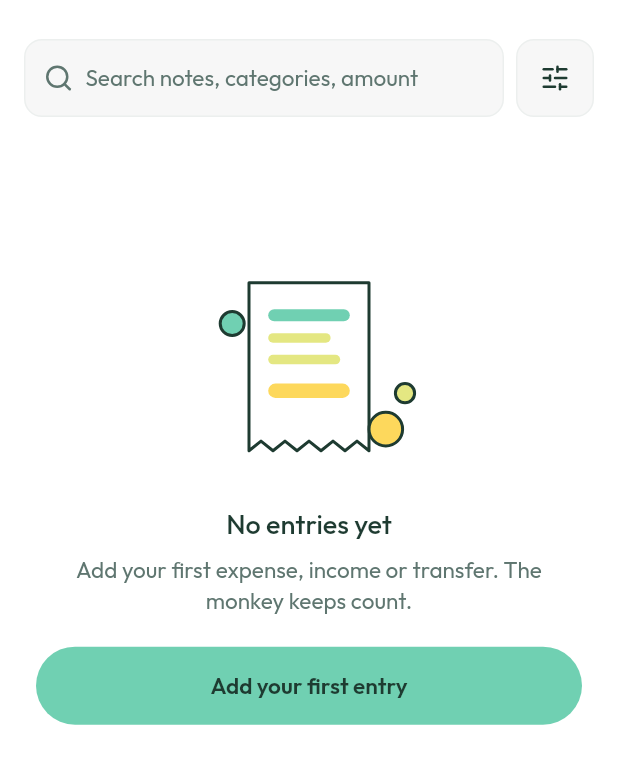
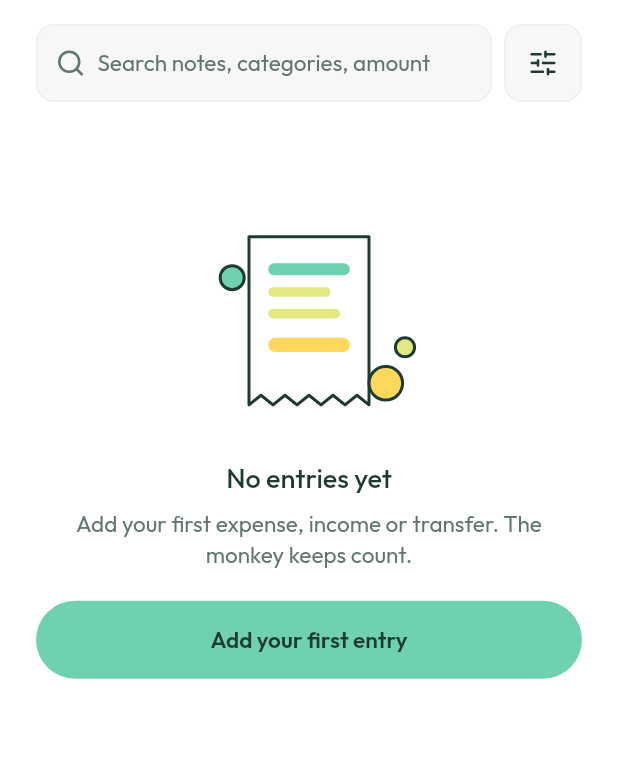
Before and after one commit to deenazar/auditor_monkey, a Flutter app: the TransactionsPanel widget shown alone on an empty page, opened directly with empty values, on a phone screen of 412 x 824 dp. Shown: the top 764 px of the screen. Run offline on Flutter 3.47's test engine with Material 3 defaults, Android fonts, the phone set to English and light mode, and no system bars; our stand-ins replace drift, fl_chart, flutter_riverpod, flutter_svg, go_router, lucide_icons_flutter; missing offline and left inert: sqlite3; accounts and stored records are empty; generated files the repository leaves out were written again.

```diff
--- a/lib/features/transactions/presentation/transactions_panel.dart
+++ b/lib/features/transactions/presentation/transactions_panel.dart
@@ -7,9 +7,6 @@ import 'package:go_router/go_router.dart';
 import '../../../app/router.dart';
 import '../../../core/logging/logger_provider.dart';
 import '../../../core/utils/today_provider.dart';
-import '../../../shared/theme/app_colors.dart';
-import '../../../shared/theme/app_radius.dart';
-import '../../../shared/theme/app_shadows.dart';
 import '../../../shared/theme/app_spacing.dart';
 import '../../../shared/widgets/empty_state.dart';
 import '../../../shared/widgets/error_state.dart';
@@ -28,18 +25,11 @@ import 'widgets/saved_filter_chips.dart';
 import 'widgets/transaction_row.dart';
 import 'widgets/transactions_search_field.dart';
 
-/// The sliding panel of the Transactions screen: handle, search and filter
-/// button, saved chips, then the day-grouped list. The list pages in as the
+/// The body of the Transactions screen: search and filter button, saved
+/// chips, then the day-grouped list. The list pages in as the
 /// user scrolls, and reports the month of the topmost visible day.
 class TransactionsPanel extends ConsumerStatefulWidget {
-  const TransactionsPanel({
-    required this.scroll,
-    required this.onMonthChanged,
-    super.key,
-  });
-
-  /// The sheet's scroll controller (from [DraggableScrollableSheet]).
-  final ScrollController scroll;
+  const TransactionsPanel({required this.onMonthChanged, super.key});
 
   /// Called with `YYYY-MM` when the topmost visible day changes month.
   final ValueChanged<String> onMonthChanged;
@@ -65,6 +55,11 @@ class _Line {
 
 class _TransactionsPanelState extends ConsumerState<TransactionsPanel> {
   final GlobalKey _listKey = GlobalKey();
+  final ScrollController _scroll = ScrollController();
+
+  /// Rows whose delete failed: their key changes so the swiped-away row
+  /// comes back (a dismissed row cannot be shown again).
+  final Map<String, int> _deleteFailures = <String, int>{};
   final Map<String, GlobalKey> _dayKeys = <String, GlobalKey>{};
   TransactionsListState? _memoState;
   List<_Line> _lines = const <_Line>[];
@@ -100,6 +95,12 @@ class _TransactionsPanelState extends ConsumerState<TransactionsPanel> {
     _queueMonthReport();
   }
 
+  @override
+  void dispose() {
+    _scroll.dispose();
+    super.dispose();
+  }
+
   GlobalKey _keyFor(String date) => _dayKeys.putIfAbsent(date, GlobalKey.new);
 
   void _queueMonthReport() {
@@ -131,8 +132,7 @@ class _TransactionsPanelState extends ConsumerState<TransactionsPanel> {
     }
     // Nothing above the top: at the very start the first day is the topmost.
     if (best == null) {
-      final bool atStart =
-          !widget.scroll.hasClients || widget.scroll.offset <= 0;
+      final bool atStart = !_scroll.hasClients || _scroll.offset <= 0;
       final DayGroup? first = _lines.isEmpty ? null : _lines.first.group;
       if (!atStart || first == null) return;
       best = first.date;
@@ -172,13 +172,18 @@ class _TransactionsPanelState extends ConsumerState<TransactionsPanel> {
     unawaited(openEditEntry(context, ref.read(loggerProvider), item.entry));
   }
 
-  Future<bool> _delete(TransactionListItem item) {
-    return deleteEntryWithUndo(
+  Future<bool> _delete(TransactionListItem item) async {
+    final bool deleted = await deleteEntryWithUndo(
       actions: ref.read(transactionActionsProvider),
       messenger: ScaffoldMessenger.of(context),
       log: ref.read(loggerProvider),
       entry: item.entry,
     );
+    if (!deleted && mounted) {
+      final String id = item.entry.id;
+      setState(() => _deleteFailures[id] = (_deleteFailures[id] ?? 0) + 1);
+    }
+    return deleted;
   }
 
   @override
@@ -195,9 +200,10 @@ class _TransactionsPanelState extends ConsumerState<TransactionsPanel> {
         async.isLoading && (state == null || state.items.isEmpty);
     final bool failed = async.hasError && state == null;
     final double bottom = MediaQuery.paddingOf(context).bottom + 24;
+    const double side = AppSpacing.screenPadding;
     // Room for an illustration, a title, a message and a button, also at
     // large text sizes (the views scroll inside this box if they must).
-    final double stateHeight = MediaQuery.sizeOf(context).height * 0.55;
+    final double stateHeight = MediaQuery.sizeOf(context).height * 0.5;
 
     final Widget? footer = state == null
         ? null
@@ -217,58 +223,37 @@ class _TransactionsPanelState extends ConsumerState<TransactionsPanel> {
           )
         : null;
 
-    return DecoratedBox(
-      decoration: const BoxDecoration(
-        color: AppColors.panel,
-        borderRadius: AppRadius.sheet,
-        boxShadow: AppShadows.shadowPanel,
-      ),
-      child: ClipRRect(
-        borderRadius: AppRadius.sheet,
-        child: NotificationListener<ScrollNotification>(
+    return NotificationListener<ScrollNotification>(
       onNotification: _onScroll,
       child: CustomScrollView(
         key: _listKey,
-            controller: widget.scroll,
+        controller: _scroll,
+        physics: const AlwaysScrollableScrollPhysics(
+          parent: BouncingScrollPhysics(),
+        ),
         slivers: <Widget>[
-              SliverPadding(
-                padding: const EdgeInsets.fromLTRB(16, 10, 16, 0),
+          const SliverPadding(
+            padding: EdgeInsets.fromLTRB(side, AppSpacing.space4, side, 0),
             sliver: SliverToBoxAdapter(
-                  child: Column(
-                    crossAxisAlignment: CrossAxisAlignment.stretch,
-                    children: <Widget>[
-                      Center(
-                        child: Container(
-                          width: 38,
-                          height: 4,
-                          decoration: const BoxDecoration(
-                            color: AppColors.line,
-                            borderRadius: BorderRadius.all(Radius.circular(2)),
-                          ),
-                        ),
-                      ),
-                      const SizedBox(height: 12),
-                      const Row(
+              child: Row(
                 children: <Widget>[
                   Expanded(child: TransactionsSearchField()),
-                          SizedBox(width: 8),
+                  SizedBox(width: AppSpacing.space2),
                   TransactionsFilterButton(),
-                        ],
-                      ),
                 ],
               ),
             ),
           ),
           const SliverToBoxAdapter(
             child: Padding(
-                  padding: EdgeInsets.only(top: 12),
+              padding: EdgeInsets.only(top: AppSpacing.space3),
               child: SavedFilterChips(),
             ),
           ),
-              const SliverToBoxAdapter(child: SizedBox(height: 8)),
+          const SliverToBoxAdapter(child: SizedBox(height: AppSpacing.space2)),
           if (loading)
             const SliverPadding(
-                  padding: EdgeInsets.symmetric(horizontal: 16),
+              padding: EdgeInsets.symmetric(horizontal: side),
               sliver: SliverToBoxAdapter(
                 child: Column(
                   crossAxisAlignment: CrossAxisAlignment.start,
@@ -323,10 +308,7 @@ class _TransactionsPanelState extends ConsumerState<TransactionsPanel> {
                           onPressed: () {
                             ref
                                 .read(loggerProvider)
-                                    .info(
-                                      transactionsLogTag,
-                                      'filters cleared',
-                                    );
+                                .info(transactionsLogTag, 'filters cleared');
                             ref
                                 .read(transactionFilterProvider.notifier)
                                 .clear();
@@ -337,7 +319,7 @@ class _TransactionsPanelState extends ConsumerState<TransactionsPanel> {
             )
           else
             SliverPadding(
-                  padding: const EdgeInsets.symmetric(horizontal: 16),
+              padding: const EdgeInsets.symmetric(horizontal: side),
               sliver: SliverList.builder(
                 itemCount: _lines.length + (footer == null ? 0 : 1),
                 itemBuilder: (BuildContext context, int i) {
@@ -352,9 +334,11 @@ class _TransactionsPanelState extends ConsumerState<TransactionsPanel> {
                     );
                   }
                   final TransactionListItem item = line.item!;
-                      final Widget row = Padding(
-                        key: ValueKey<String>(item.entry.id),
-                        padding: const EdgeInsets.only(bottom: 8),
+                  final Widget row = KeyedSubtree(
+                    key: ValueKey<String>(
+                      '${item.entry.id}#'
+                      '${_deleteFailures[item.entry.id] ?? 0}',
+                    ),
                     child: RepaintBoundary(
                       child: TransactionRow(
                         item: item,
@@ -368,8 +352,7 @@ class _TransactionsPanelState extends ConsumerState<TransactionsPanel> {
                   // entrance off never remounts a row.
                   return StaggeredEntrance(
                     index: i,
-                        animate:
-                            !_staggerDone && i < TransactionsPanel.staggerRows,
+                    animate: !_staggerDone && i < TransactionsPanel.staggerRows,
                     child: row,
                   );
                 },
@@ -378,8 +361,6 @@ class _TransactionsPanelState extends ConsumerState<TransactionsPanel> {
           SliverToBoxAdapter(child: SizedBox(height: bottom)),
         ],
       ),
-        ),
-      ),
     );
   }
 }
```
Also changed, not shown: lib/features/transactions/presentation/transaction_detail_screen.dart (+89 -136 lines), lib/features/transactions/presentation/transactions_screen.dart (+34 -38 lines). Lines whose indentation alone changed are shown as unchanged.
